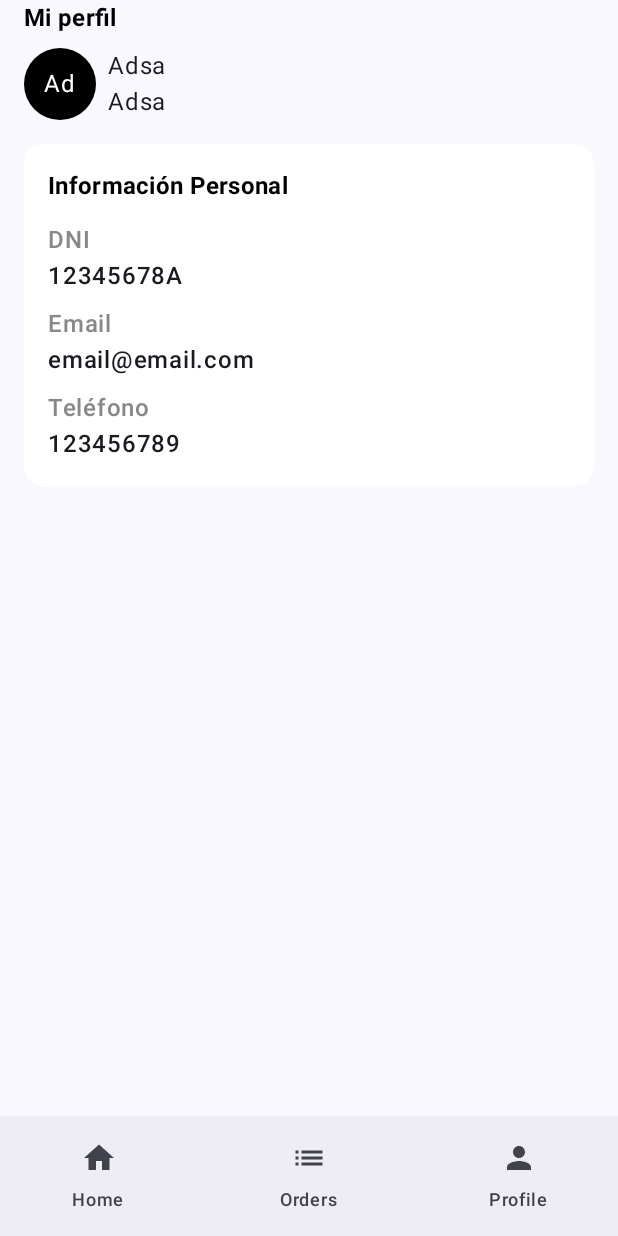
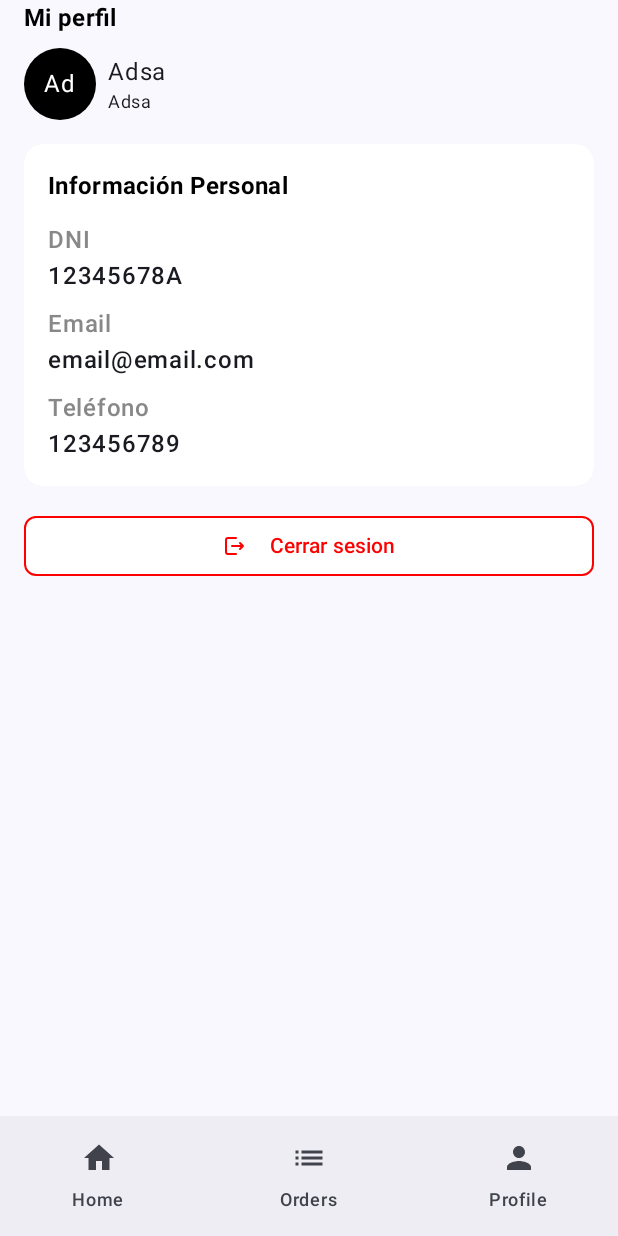
Before and after one commit to TFG-Restaurant-Manager/AndroidApp-RestaurantManager, an Android app built with Jetpack Compose: the screen it shows after launch (MainActivity), on a phone screen of 412 x 824 dp. Run offline under Robolectric (Android 15) with nearby library versions, the phone set to English and light mode, and no system bars.

Commit message:
Log out button finished

```diff
--- a/app/src/main/java/com/tfg_rm/androidapp_restaurantmanager/ui/screens/ProfileScreen.kt
+++ b/app/src/main/java/com/tfg_rm/androidapp_restaurantmanager/ui/screens/ProfileScreen.kt
@@ -1,5 +1,6 @@
 package com.tfg_rm.androidapp_restaurantmanager.ui.screens
 
+import androidx.compose.foundation.BorderStroke
 import androidx.compose.foundation.background
 import androidx.compose.foundation.layout.Arrangement
 import androidx.compose.foundation.layout.Box
@@ -12,7 +13,10 @@ import androidx.compose.foundation.layout.padding
 import androidx.compose.foundation.layout.size
 import androidx.compose.foundation.layout.width
 import androidx.compose.foundation.shape.RoundedCornerShape
+import androidx.compose.material3.Button
+import androidx.compose.material3.ButtonColors
 import androidx.compose.material3.Card
+import androidx.compose.material3.Icon
 import androidx.compose.material3.MaterialTheme
 import androidx.compose.material3.Scaffold
 import androidx.compose.material3.Text
@@ -20,9 +24,11 @@ import androidx.compose.runtime.Composable
 import androidx.compose.ui.Alignment
 import androidx.compose.ui.Modifier
 import androidx.compose.ui.graphics.Color
+import androidx.compose.ui.res.painterResource
 import androidx.compose.ui.text.font.FontWeight
 import androidx.compose.ui.tooling.preview.Preview
 import androidx.compose.ui.unit.dp
+import com.tfg_rm.androidapp_restaurantmanager.R
 import com.tfg_rm.androidapp_restaurantmanager.data.models.Employees
 
 /**
@@ -43,15 +49,42 @@ fun ProfileScreen() {
     Scaffold(
         topBar = { TopBar(empleado) }
     ) { paddingValues ->
-        Column(modifier = Modifier.padding(paddingValues).fillMaxWidth()){
+        Column(modifier = Modifier
+            .padding(paddingValues)
+            .fillMaxWidth()){
             PersonalInformation(empleado)
+            Button(
+                shape = RoundedCornerShape(8.dp),
+                colors = ButtonColors(
+                    contentColor = Color.White,
+                    containerColor = Color.White,
+                    disabledContainerColor = Color.White,
+                    disabledContentColor = Color.White
+                ),
+                modifier = Modifier
+                    .fillMaxWidth()
+                    .padding(horizontal = 16.dp),
+                border = BorderStroke(width = 1.dp, color = Color.Red),
+                onClick = {println("Cerrar sesion")}
+            ) {
+                Icon(
+                    painter = painterResource(R.drawable.log_out_icon),
+                    modifier = Modifier.size(16.dp),
+                    contentDescription = "Log Out",
+                    tint = Color.Red
+                )
+                Spacer(modifier = Modifier.width(16.dp))
+                Text(text = "Cerrar sesion", color = Color.Red)
+            }
         }
     }
 }
 
 @Composable
 fun TopBar(empleado : Employees) {
-    Column(modifier = Modifier.fillMaxWidth().padding(horizontal = 16.dp)) {
+    Column(modifier = Modifier
+        .fillMaxWidth()
+        .padding(horizontal = 16.dp)) {
         Text(
             text = "Mi perfil",
             style = MaterialTheme.typography.titleMedium,
@@ -67,18 +100,19 @@ fun TopBar(empleado : Employees) {
                 .size(48.dp)
                 .background(
                     color = Color.Black,
-                    shape = RoundedCornerShape(48.dp))
+                    shape = RoundedCornerShape(48.dp)
+                )
             ) {
                 Text(
                     text = empleado.name.take(2),
-                    modifier = Modifier
-                        .align(alignment = Alignment.Center),
+                    modifier = Modifier.align(alignment = Alignment.Center),
                     color = Color.White)
             }
             Spacer(modifier = Modifier.width(8.dp))
             Column() {
                 Text(empleado.name)
-                Text(empleado.name)
+                Text(text = empleado.name,
+                        style = MaterialTheme.typography.bodySmall,)
             }
         }
     }
--- /dev/null
+++ b/app/src/main/res/drawable/log_out_icon.xml
@@ -0,0 +1,13 @@
+<vector xmlns:android="http://schemas.android.com/apk/res/android"
+    android:width="800dp"
+    android:height="800dp"
+    android:viewportWidth="24"
+    android:viewportHeight="24">
+  <path
+      android:pathData="M14,20H6C4.895,20 4,19.105 4,18L4,6C4,4.895 4.895,4 6,4H14M10,12H21M21,12L18,15M21,12L18,9"
+      android:strokeLineJoin="round"
+      android:strokeWidth="2"
+      android:fillColor="#00000000"
+      android:strokeColor="#000000"
+      android:strokeLineCap="round"/>
+</vector>
```
